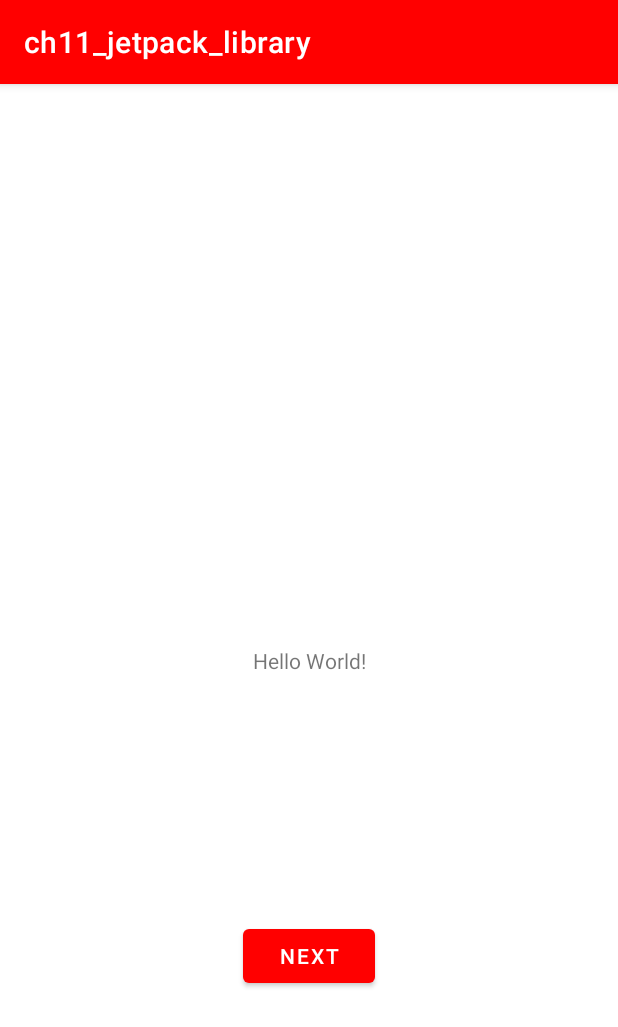
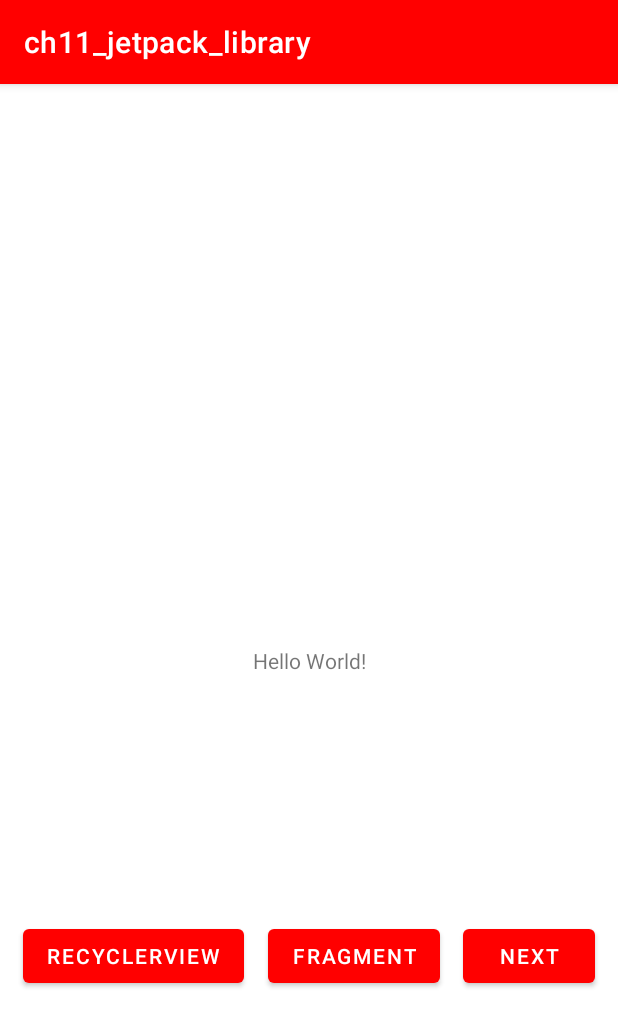
Before and after one commit to jihuncha/doit_kotlin_sample, an Android app: the screen it shows after launch (MainActivity), on a phone screen of 412 x 824 dp. Shown: the top 1027 px of the screen. Run offline under Robolectric (Android 15) with nearby library versions, the phone set to English and light mode, and no system bars.

Commit message:
ch11 fragment / Recyclerview

```diff
--- a/ch10_notification/build.gradle
+++ b/ch10_notification/build.gradle
@@ -41,6 +41,8 @@ dependencies {
     implementation 'androidx.appcompat:appcompat:1.3.1'
     implementation 'com.google.android.material:material:1.4.0'
     implementation 'androidx.constraintlayout:constraintlayout:2.1.0'
+    //fragment
+    implementation("androidx.core:core-ktx:1.6.0")
     testImplementation 'junit:junit:4.+'
     androidTestImplementation 'androidx.test.ext:junit:1.1.3'
     androidTestImplementation 'androidx.test.espresso:espresso-core:3.4.0'
--- a/ch11_jetpack_library/build.gradle
+++ b/ch11_jetpack_library/build.gradle
@@ -36,11 +36,15 @@ android {
 }
 
 dependencies {
+    //머테리얼이 있으면 androidx 등록안해도되긴한다.
+    implementation 'com.google.android.material:material:1.4.0'
 
     implementation 'androidx.core:core-ktx:1.6.0'
     implementation 'androidx.appcompat:appcompat:1.3.1'
-    implementation 'com.google.android.material:material:1.4.0'
     implementation 'androidx.constraintlayout:constraintlayout:2.1.0'
+    implementation("androidx.recyclerview:recyclerview:1.2.1")
+
+    implementation 'androidx.legacy:legacy-support-v4:1.0.0'
     testImplementation 'junit:junit:4.+'
     androidTestImplementation 'androidx.test.ext:junit:1.1.3'
     androidTestImplementation 'androidx.test.espresso:espresso-core:3.4.0'
--- a/ch11_jetpack_library/src/main/java/com/huni/ch11_jetpack_library/MainActivity.kt
+++ b/ch11_jetpack_library/src/main/java/com/huni/ch11_jetpack_library/MainActivity.kt
@@ -23,5 +23,20 @@ class MainActivity : AppCompatActivity() {
                 startActivity(intent)
             }
         })
+
+        binding.btNextFragment.setOnClickListener {
+            val intent : Intent = Intent(this@MainActivity, FragmentActivity::class.java)
+
+            startActivity(intent)
+        }
+
+        binding.btNextRecyclerview.setOnClickListener(object : View.OnClickListener{
+            override fun onClick(v: View?) {
+                val intent = Intent(this@MainActivity, RecyclerViewActivity::class.java)
+
+                startActivity(intent)
+            }
+
+        })
     }
 }
--- a/ch11_jetpack_library/src/main/res/layout/activity_main.xml
+++ b/ch11_jetpack_library/src/main/res/layout/activity_main.xml
@@ -22,8 +22,28 @@
         android:layout_height="wrap_content"
         android:text="Next"
         app:layout_constraintTop_toBottomOf="@+id/tv_hello_world"
-        app:layout_constraintLeft_toLeftOf="parent"
+        app:layout_constraintLeft_toRightOf="@+id/bt_next_fragment"
         app:layout_constraintRight_toRightOf="parent"
         app:layout_constraintBottom_toBottomOf="parent"/>
 
+    <Button
+        android:id="@+id/bt_next_fragment"
+        android:layout_width="wrap_content"
+        android:layout_height="wrap_content"
+        android:text="Fragment"
+        app:layout_constraintTop_toBottomOf="@+id/tv_hello_world"
+        app:layout_constraintLeft_toRightOf="@+id/bt_next_recyclerview"
+        app:layout_constraintRight_toLeftOf="@+id/bt_next"
+        app:layout_constraintBottom_toBottomOf="parent"/>
+
+    <Button
+        android:id="@+id/bt_next_recyclerview"
+        android:layout_width="wrap_content"
+        android:layout_height="wrap_content"
+        android:text="Recyclerview"
+        app:layout_constraintTop_toBottomOf="@+id/tv_hello_world"
+        app:layout_constraintLeft_toLeftOf="parent"
+        app:layout_constraintRight_toLeftOf="@+id/bt_next_fragment"
+        app:layout_constraintBottom_toBottomOf="parent"/>
+
 </androidx.constraintlayout.widget.ConstraintLayout>
--- a/ch11_jetpack_library/src/main/res/values/strings.xml
+++ b/ch11_jetpack_library/src/main/res/values/strings.xml
@@ -1,3 +1,5 @@
 <resources>
     <string name="app_name">ch11_jetpack_library</string>
+    <!-- TODO: Remove or change this placeholder text -->
+    <string name="hello_blank_fragment">Hello blank fragment</string>
 </resources>
```
Also changed, not shown: ch11_jetpack_library/src/main/AndroidManifest.xml (+9 -3 lines), ch11_jetpack_library/src/main/java/com/huni/ch11_jetpack_library/FragmentActivity.kt (added, +53 -0 lines), ch11_jetpack_library/src/main/java/com/huni/ch11_jetpack_library/RecyclerViewActivity.kt (added, +157 -0 lines), ch11_jetpack_library/src/main/res/layout/activity_fragment.xml (added, +12 -0 lines), ch11_jetpack_library/src/main/res/layout/activity_recycler_view.xml (added, +15 -0 lines), ch11_jetpack_library/src/main/res/layout/fragment_view.xml (added, +14 -0 lines), ch11_jetpack_library/src/main/res/layout/recyclerview_item.xml (added, +18 -0 lines), ch11_jetpack_library/src/main/res/drawable/kbo.png (added), ch11_jetpack_library/src/main/res/drawable/staidum.jpg (added).
